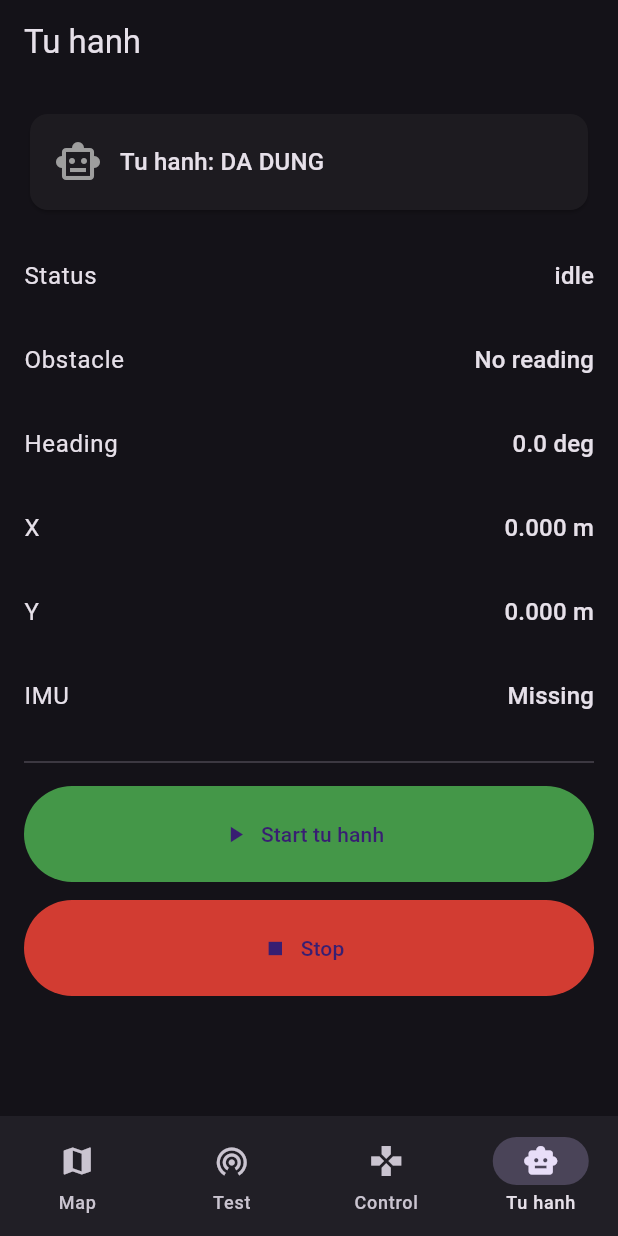
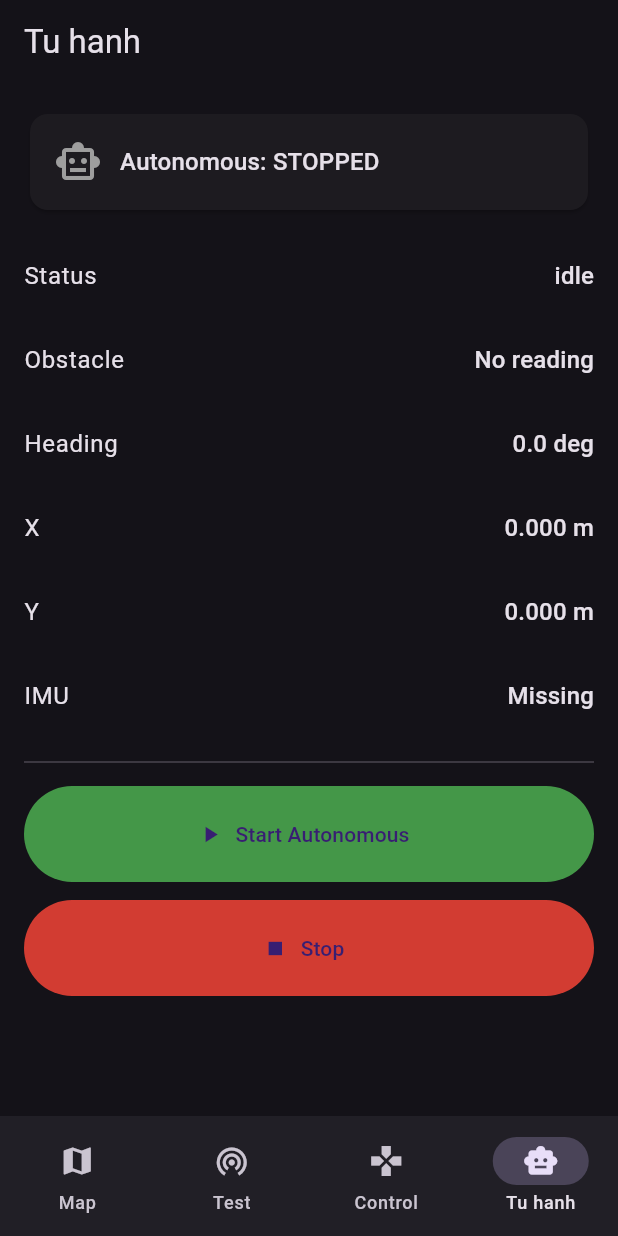
Before and after one commit to ngxziet/doantotnghiep_viet, a Flutter app: the screen it shows after launch, item 4 of the bottom bar chosen, on a phone screen of 412 x 824 dp. Run offline on Flutter 3.47's test engine with Material 3 defaults, Android fonts, the phone set to English and light mode, and no system bars; missing offline and left inert: udp; statements that could not run were skipped.

Commit message:
update(mobile): translate autonomous screen UI to English
- 'Tu hanh: DANG CHAY' -> 'Autonomous: RUNNING'
- 'Tu hanh: DA DUNG'   -> 'Autonomous: STOPPED'
- 'Start tu hanh'      -> 'Start Autonomous'

Dart docstring kept in Vietnamese per project convention.
Status strings (idle/exploring/scanning/avoiding/stuck) already
English from firmware.

```diff
--- a/mobile/lib/screens/autonomous_screen.dart
+++ b/mobile/lib/screens/autonomous_screen.dart
@@ -70,7 +70,7 @@ class _AutonomousScreenState extends State<AutonomousScreen> {
                 ),
                 const SizedBox(width: 12),
                 Text(
-                  _running ? 'Tu hanh: DANG CHAY' : 'Tu hanh: DA DUNG',
+                  _running ? 'Autonomous: RUNNING' : 'Autonomous: STOPPED',
                   style: Theme.of(context).textTheme.titleMedium,
                 ),
               ],
@@ -95,7 +95,7 @@ class _AutonomousScreenState extends State<AutonomousScreen> {
             ),
             onPressed: _running ? null : _start,
             icon: const Icon(Icons.play_arrow),
-            label: const Text('Start tu hanh'),
+            label: const Text('Start Autonomous'),
           ),
         ),
         const SizedBox(height: 12),
```
